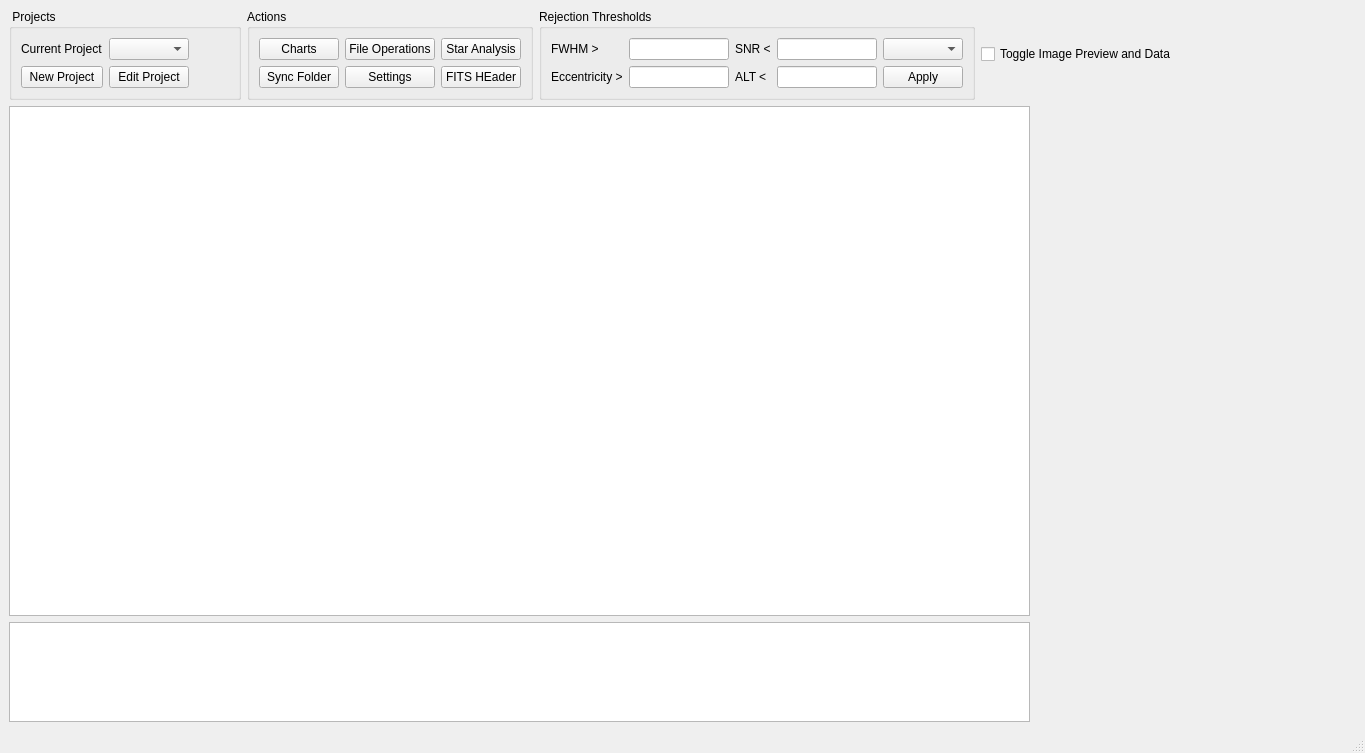
First picture: the form in astrodom/rsc/gui/mainWindow.ui, repository fenriques/AstroDom, before the edit.
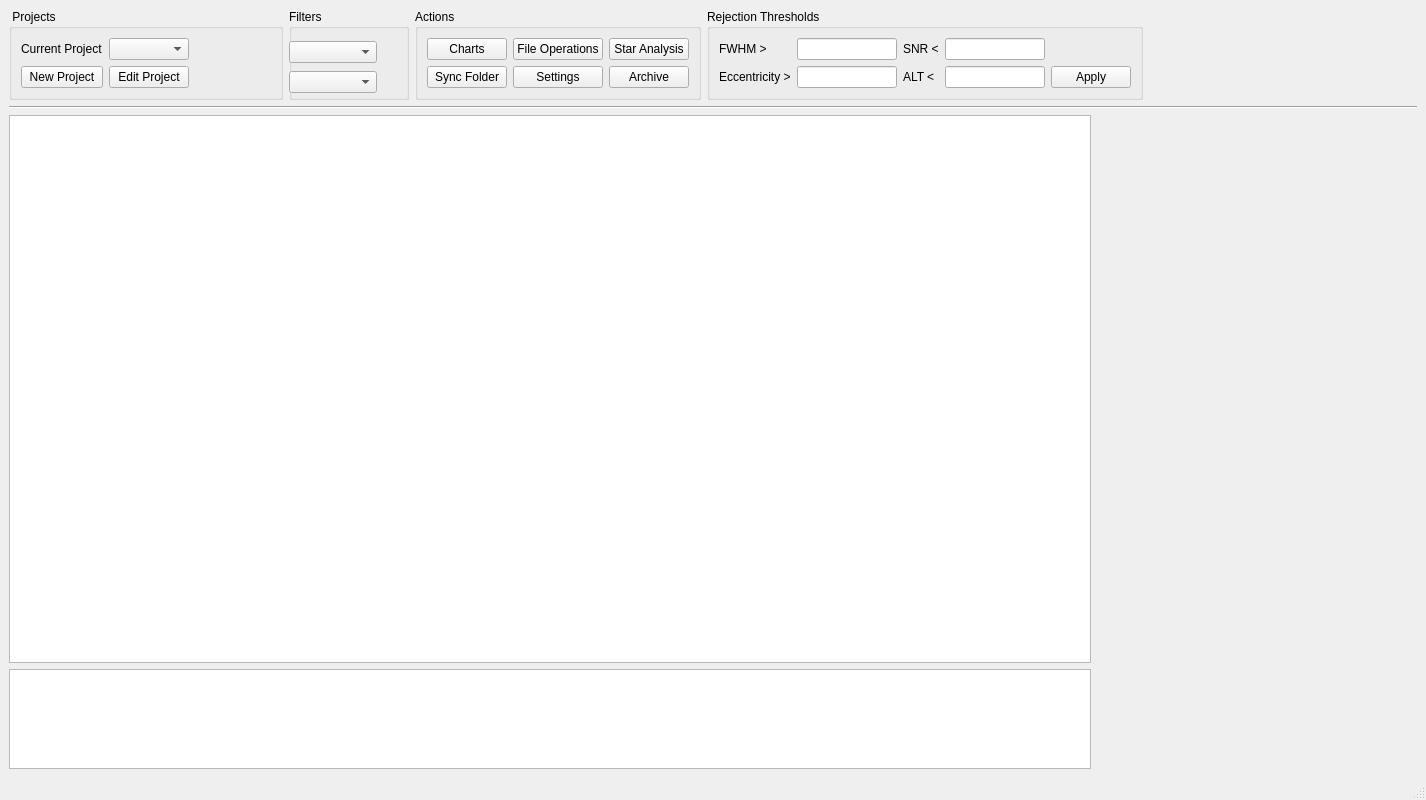
Second picture: the form after the edit.

Commit message: filters, columns settings, archive first commit

The edit to the form file:
```diff
--- a/astrodom/rsc/gui/mainWindow.ui
+++ b/astrodom/rsc/gui/mainWindow.ui
@@ -6,8 +6,8 @@
    <rect>
     <x>0</x>
     <y>0</y>
-    <width>1365</width>
-    <height>753</height>
+    <width>1426</width>
+    <height>800</height>
    </rect>
   </property>
   <property name="windowTitle">
@@ -17,6 +17,19 @@
    <layout class="QVBoxLayout" name="verticalLayout_2">
     <item>
      <layout class="QGridLayout" name="gridLayout_4">
+      <item row="0" column="6">
+       <spacer name="horizontalSpacer_2">
+        <property name="orientation">
+         <enum>Qt::Horizontal</enum>
+        </property>
+        <property name="sizeHint" stdset="0">
+         <size>
+          <width>40</width>
+          <height>20</height>
+         </size>
+        </property>
+       </spacer>
+      </item>
       <item row="0" column="0">
        <widget class="QGroupBox" name="groupBox_2">
         <property name="title">
@@ -67,7 +80,7 @@
         </layout>
        </widget>
       </item>
-      <item row="0" column="2">
+      <item row="0" column="3">
        <widget class="QGroupBox" name="groupBox">
         <property name="title">
          <string>Rejection Thresholds</string>
@@ -150,28 +163,12 @@
              </property>
             </widget>
            </item>
-           <item row="0" column="5">
-            <widget class="QComboBox" name="filterSelectComboBox"/>
-           </item>
           </layout>
          </item>
         </layout>
        </widget>
       </item>
-      <item row="0" column="4">
-       <spacer name="horizontalSpacer_2">
-        <property name="orientation">
-         <enum>Qt::Horizontal</enum>
-        </property>
-        <property name="sizeHint" stdset="0">
-         <size>
-          <width>40</width>
-          <height>20</height>
-         </size>
-        </property>
-       </spacer>
-      </item>
-      <item row="0" column="1">
+      <item row="0" column="2">
        <widget class="QGroupBox" name="groupBox_3">
         <property name="title">
          <string>Actions</string>
@@ -217,7 +214,7 @@
            <item row="1" column="2">
             <widget class="QPushButton" name="fitsHeaderButton">
              <property name="text">
-              <string>FITS HEader</string>
+              <string>Archive</string>
              </property>
             </widget>
            </item>
@@ -226,15 +223,46 @@
         </layout>
        </widget>
       </item>
-      <item row="0" column="3">
-       <widget class="QCheckBox" name="togglePreviewAndDataWidgetButton">
-        <property name="text">
-         <string>Toggle Image Preview and Data</string>
+      <item row="0" column="1">
+       <widget class="QGroupBox" name="groupBox_4">
+        <property name="minimumSize">
+         <size>
+          <width>120</width>
+          <height>0</height>
+         </size>
         </property>
+        <property name="title">
+         <string>Filters</string>
+        </property>
+        <widget class="QWidget" name="">
+         <property name="geometry">
+          <rect>
+           <x>0</x>
+           <y>30</y>
+           <width>88</width>
+           <height>58</height>
+          </rect>
+         </property>
+         <layout class="QGridLayout" name="gridLayout_7">
+          <item row="1" column="0">
+           <widget class="QComboBox" name="filterSelectComboBox"/>
+          </item>
+          <item row="0" column="0">
+           <widget class="QComboBox" name="targetComboBox"/>
+          </item>
+         </layout>
+        </widget>
        </widget>
       </item>
      </layout>
     </item>
+    <item>
+     <widget class="Line" name="line">
+      <property name="orientation">
+       <enum>Qt::Horizontal</enum>
+      </property>
+     </widget>
+    </item>
     <item>
      <layout class="QGridLayout" name="gridLayout_5">
       <item row="0" column="0">
```
Left out of the diff: 36 changed lines with no effect on the pictures. The commit also changes 9 other files.
